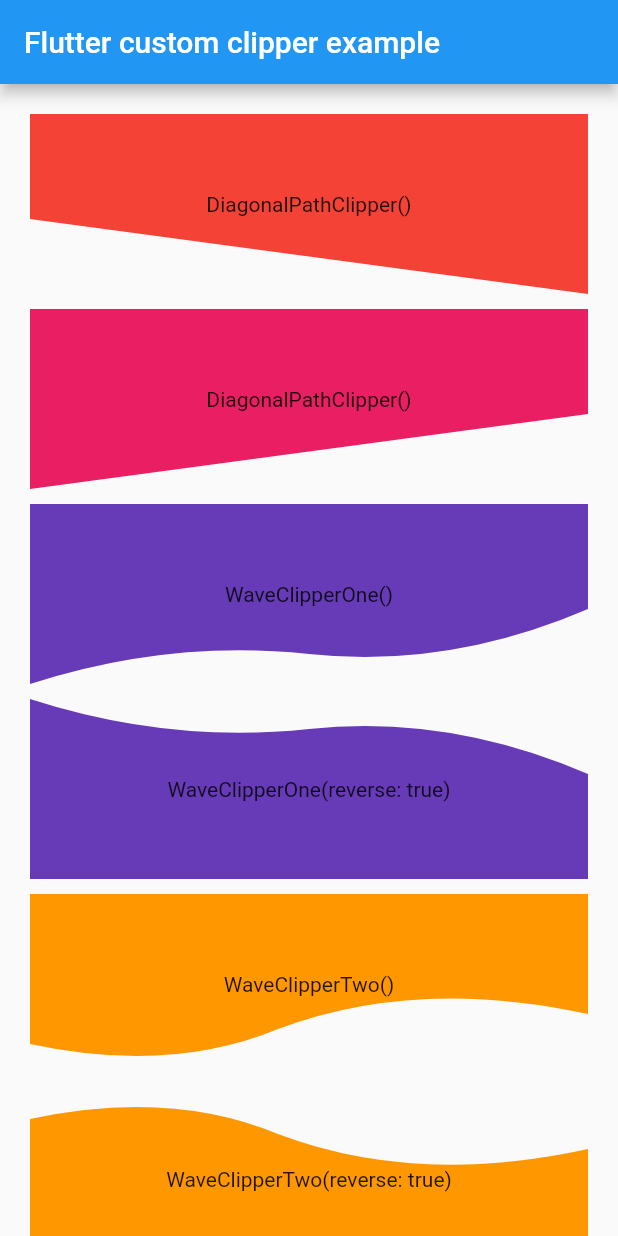
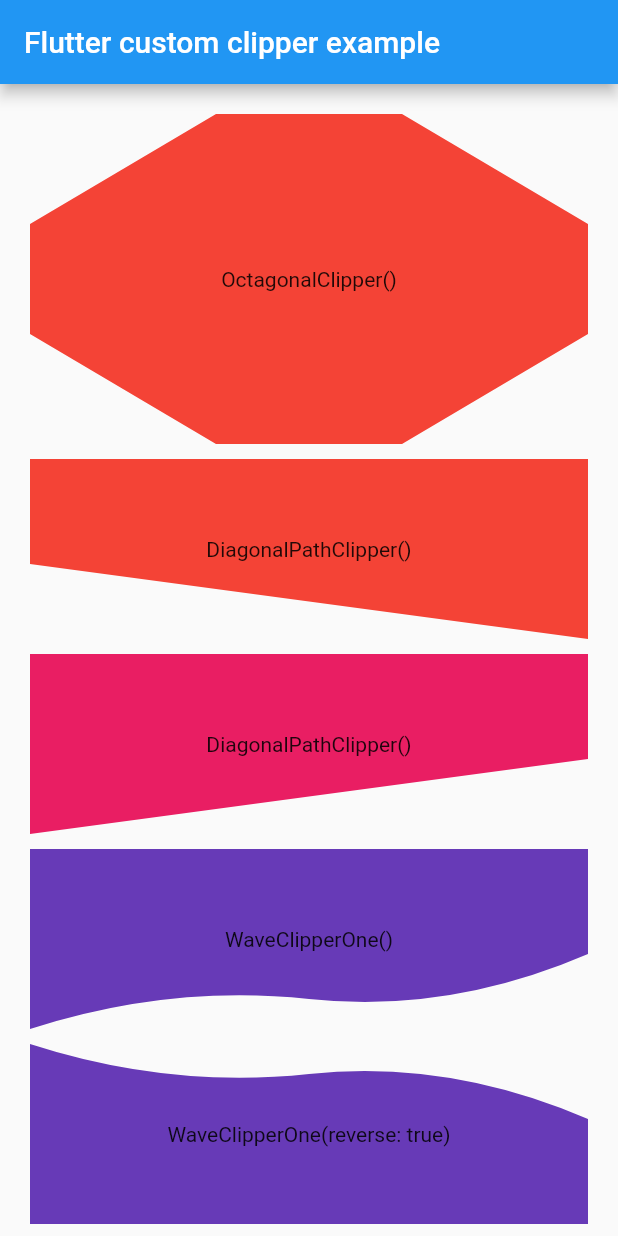
Before and after one commit to lohanidamodar/flutter_custom_clippers, a Flutter app: the screen it shows after launch, on a phone screen of 412 x 824 dp. Run offline on Flutter 3.47's test engine with Material 2 defaults, Android fonts, the phone set to English and light mode, and no system bars.

Commit message:
octagonal clipper

```diff
--- a/example/lib/main.dart
+++ b/example/lib/main.dart
@@ -22,6 +22,15 @@ class HomeScreen extends StatelessWidget {
       body: ListView(
         padding: EdgeInsets.all(20.0),
         children: <Widget>[
+          ClipPath(
+            clipper: OctagonalClipper(),
+            child: Container(
+              height: 220,
+              color: Colors.red,
+              child: Center(child: Text("OctagonalClipper()")),
+            ),
+          ),
+          SizedBox(height: 10.0,),
           ClipPath(
             clipper: DiagonalPathClipperOne(),
             child: Container(
--- a/lib/flutter_custom_clippers.dart
+++ b/lib/flutter_custom_clippers.dart
@@ -1,5 +1,6 @@
 export 'src/diagonal_path_clipper_1.dart';
 export 'src/diagonal_path_clipper_2.dart';
+export 'src/octagonal_clipper.dart';
 export 'src/oval_top_border_clipper.dart';
 export 'src/rounded_diagonal_path_clipper.dart';
 export 'src/wave_clipper_1.dart';
--- /dev/null
+++ b/lib/src/octagonal_clipper.dart
@@ -0,0 +1,26 @@
+import 'package:flutter/material.dart';
+
+class OctagonalClipper extends CustomClipper<Path> {
+  @override
+    Path getClip(Size size) {
+      var oneThirdHeight = size.height / 3.0;
+      var oneThirdWidth = size.width / 3.0;
+      final path = Path()
+        ..lineTo(0.0, oneThirdHeight)
+        ..lineTo(0.0, oneThirdHeight*2)
+        ..lineTo(oneThirdWidth, size.height)
+        ..lineTo(oneThirdWidth*2, size.height)
+        ..lineTo(size.width, oneThirdHeight*2)
+        ..lineTo(size.width, oneThirdHeight)
+        ..lineTo(oneThirdWidth*2, 0.0)
+        ..lineTo(oneThirdWidth, 0.0)
+        ..lineTo(0.0, oneThirdHeight)
+        ..close();
+      return path;
+    }
+
+  @override
+    bool shouldReclip(CustomClipper<Path> oldClipper) {
+      return true;
+    }
+}
```
